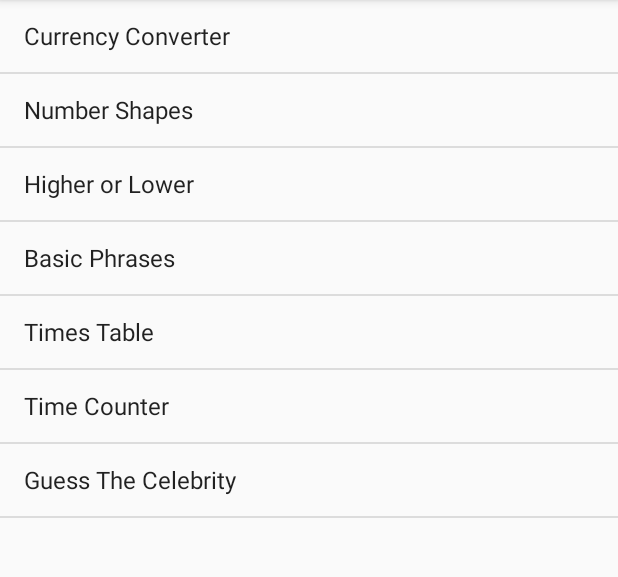
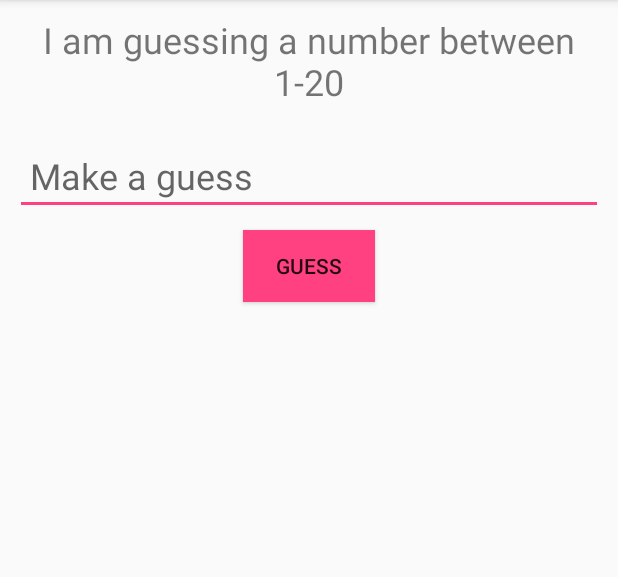
Before and after one commit to harshendrashah/Embedded-Apps, an Android app: the screen it shows after launch (MainActivity before the commit, HigherOrLowerActivity after it), after a tap on "Higher or Lower", on a phone screen of 412 x 824 dp, the part 84-661 px from its top. Run offline under Robolectric (Android 15) with nearby library versions, the phone set to English and light mode, and no system bars.

Commit message:
Added Higher or Lower

```diff
--- a/app/src/main/AndroidManifest.xml
+++ b/app/src/main/AndroidManifest.xml
@@ -17,7 +17,8 @@
             </intent-filter>
         </activity>
         <activity android:name=".CurrencyConverterActivity" />
-        <activity android:name=".NumberShapesActivity"></activity>
+        <activity android:name=".NumberShapesActivity" />
+        <activity android:name=".HigherOrLowerActivity"></activity>
     </application>
 
 </manifest>
--- /dev/null
+++ b/app/src/main/java/com/shahharshendra/embeddedapps/HigherOrLowerActivity.java
@@ -0,0 +1,47 @@
+package com.shahharshendra.embeddedapps;
+
+import android.support.v7.app.AppCompatActivity;
+import android.os.Bundle;
+import android.view.View;
+import android.widget.EditText;
+import android.widget.Toast;
+
+import java.util.Random;
+
+public class HigherOrLowerActivity extends AppCompatActivity {
+
+    Random rand = new Random();
+    int r ;
+
+    public void makeToast(String string){
+        Toast.makeText(this, string, Toast.LENGTH_SHORT).show();
+    }
+    public void checkTheGuess(View view){
+
+        EditText editText = (EditText) findViewById(R.id.editTextHOL);
+        int guess = Integer.parseInt(editText.getText().toString());
+
+        if(r < guess){
+            makeToast("Lower!");
+            editText.setText(null);
+        }
+        else if (r == guess){
+            makeToast("You guessed correct!");
+            editText.setText(null);
+            makeToast("Give it another shot!");
+            r = 1 + rand.nextInt(20);
+        }
+        else {
+            makeToast("Higher!");
+            editText.setText(null);
+        }
+
+    }
+
+    @Override
+    protected void onCreate(Bundle savedInstanceState) {
+        super.onCreate(savedInstanceState);
+        setContentView(R.layout.activity_higher_or_lower);
+        r = 1 + rand.nextInt(20);
+    }
+}
--- a/app/src/main/java/com/shahharshendra/embeddedapps/MainActivity.java
+++ b/app/src/main/java/com/shahharshendra/embeddedapps/MainActivity.java
@@ -37,7 +37,7 @@ public class MainActivity extends AppCompatActivity {
         listView.setOnItemClickListener(new AdapterView.OnItemClickListener() {
             @Override
             public void onItemClick(AdapterView<?> parent, View view, int position, long id) {
-                Toast.makeText(MainActivity.this, (position + 1) + " " + demoApps.get(position), Toast.LENGTH_SHORT).show();
+                Toast.makeText(MainActivity.this, (position + 1) + ". " + demoApps.get(position), Toast.LENGTH_SHORT).show();
 
                 Intent intent = new Intent();
 
@@ -48,6 +48,9 @@ public class MainActivity extends AppCompatActivity {
                     case 1 :
                         intent = new Intent(MainActivity.this, NumberShapesActivity.class);
                         break;
+                    case 2 :
+                        intent = new Intent(MainActivity.this, HigherOrLowerActivity.class);
+                        break;
                 }
                 startActivity(intent);
             }
--- /dev/null
+++ b/app/src/main/res/layout/activity_higher_or_lower.xml
@@ -0,0 +1,44 @@
+<?xml version="1.0" encoding="utf-8"?>
+<android.support.constraint.ConstraintLayout xmlns:android="http://schemas.android.com/apk/res/android"
+    xmlns:app="http://schemas.android.com/apk/res-auto"
+    xmlns:tools="http://schemas.android.com/tools"
+    android:layout_width="match_parent"
+    android:layout_height="match_parent"
+    tools:context=".HigherOrLowerActivity">
+
+    <TextView
+        android:id="@+id/textViewHOL"
+        android:layout_width="wrap_content"
+        android:layout_height="wrap_content"
+        android:padding="10dp"
+        android:text="I am guessing a number between 1-20"
+        android:textAlignment="center"
+        android:textSize="24sp"
+        app:layout_constraintLeft_toLeftOf="parent"
+        app:layout_constraintRight_toRightOf="parent" />
+
+    <EditText
+        android:id="@+id/editTextHOL"
+        android:layout_width="match_parent"
+        android:layout_height="wrap_content"
+        android:layout_margin="10dp"
+        android:hint="Make a guess"
+        android:inputType="number"
+        android:padding="10dp"
+        android:textSize="24sp"
+        app:layout_constraintTop_toBottomOf="@id/textViewHOL" />
+
+    <Button
+        android:layout_width="wrap_content"
+        android:layout_height="wrap_content"
+        android:layout_margin="10dp"
+        android:background="@color/colorAccent"
+        android:clickable="true"
+        android:onClick="checkTheGuess"
+        android:padding="10dp"
+        android:text="guess"
+        app:layout_constraintLeft_toLeftOf="parent"
+        app:layout_constraintRight_toRightOf="parent"
+        app:layout_constraintTop_toBottomOf="@id/editTextHOL" />
+
+</android.support.constraint.ConstraintLayout>
```
Also changed, not shown: 1 other file.
